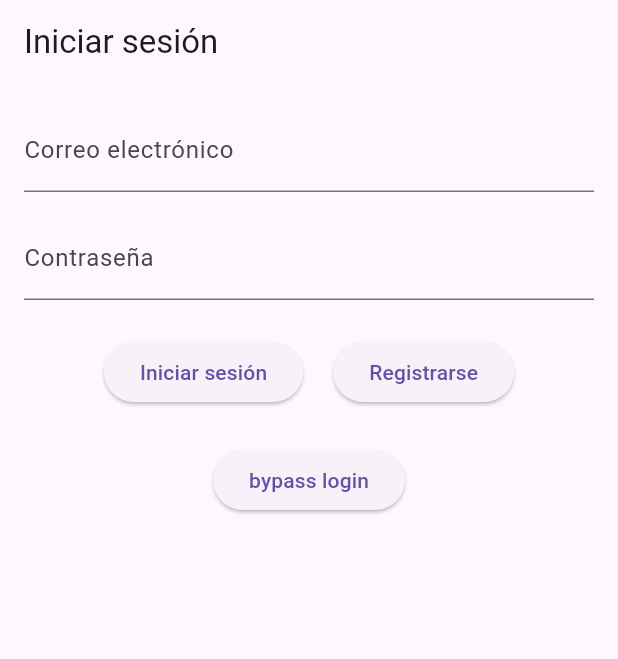
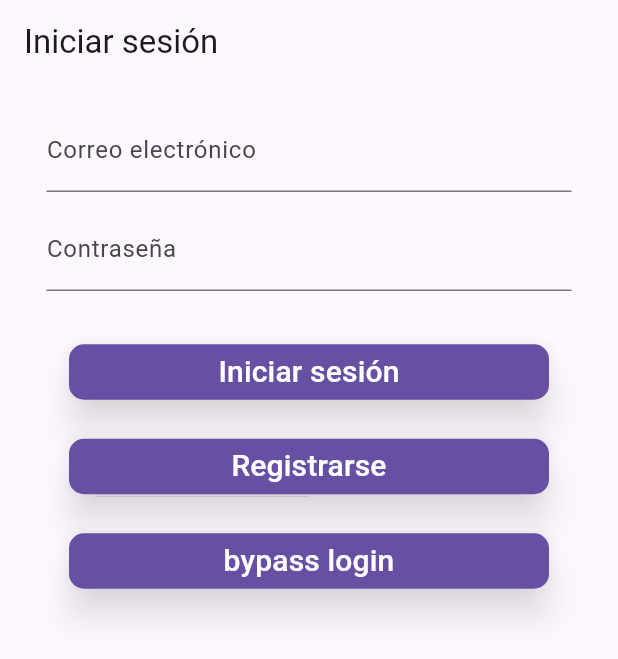
Before and after one commit to mrarrieta/hackathon, a Flutter app: the screen it shows after launch, on a phone screen of 412 x 824 dp. Shown: the top 659 px of the screen. Run offline on Flutter 3.47's test engine with Material 3 defaults, Android fonts, the phone set to English and light mode, and no system bars; our stand-ins replace dio, floor, flutter_dotenv, flutter_svg, go_router, grouped_list and 3 more; missing offline and left inert: crossplat_objectid, dart_openai, google_mlkit_commons, google_mlkit_text_recognition; accounts and stored records are empty; generated files the repository leaves out were written again; network calls fail.

Commit message:
styled the login

```diff
--- a/base/login/lib/widgets/login_form.dart
+++ b/base/login/lib/widgets/login_form.dart
@@ -1,7 +1,7 @@
 import 'package:flutter/material.dart';
 import 'package:locale/l10n/core_localizations_extensions.dart';
 import 'package:login/data/login_view_model.dart';
-import 'package:ui/widgets/custom_button.dart';
+import 'package:ui/dialogs/widgets/dialog_button.dart';
 import 'custom_input.dart';
 
 class LoginForm extends StatefulWidget {
@@ -51,29 +51,24 @@ class _LoginFormState extends State<LoginForm> {
       key: _formKey,
       child: Column(
         children: [
-          CustomInput(
+          Padding(padding: const EdgeInsets.symmetric(horizontal: 15), child: CustomInput(
             label: context.l10n.email,
             onSaved: (value) => widget.loginViewModel.name = value ?? '',
             validator: (value) => value!.isEmpty ? required : null,
-          ),
-          const SizedBox(height: 16),
-          CustomInput(
+          )),
+          const SizedBox(height: 10),
+          Padding(padding: const EdgeInsets.symmetric(horizontal: 15), child: CustomInput(
             label: context.l10n.password,
             obscureText: true,
             onSaved: (value) => widget.loginViewModel.password = value ?? '',
             validator: (value) => value!.isEmpty ? required : null,
-          ),
-          const SizedBox(height: 24),
-          Row(
-            mainAxisAlignment: MainAxisAlignment.center,
-            children: [
-              CustomButton(text: context.l10n.login, onPressed: _submit),
-              const SizedBox(width: 20),
-              CustomButton(text: context.l10n.signupPageTitle, onPressed: widget.goToSignup),
-            ],
-          ),
-          const SizedBox(height: 24),
-          CustomButton(text: "bypass login", onPressed: widget.onSuccess),
+          )),
+          const SizedBox(height: 30),
+          DialogButton(context.l10n.login, Theme.of(context).primaryColor, (_) => _submit.call()),
+          const SizedBox(height: 15),
+          DialogButton(context.l10n.signupPageTitle, Theme.of(context).primaryColor, (_) => widget.goToSignup.call()),
+          const SizedBox(height: 15),
+          DialogButton("bypass login", Theme.of(context).primaryColor, (_) => widget.onSuccess.call()),
         ],
       ),
     );
```
